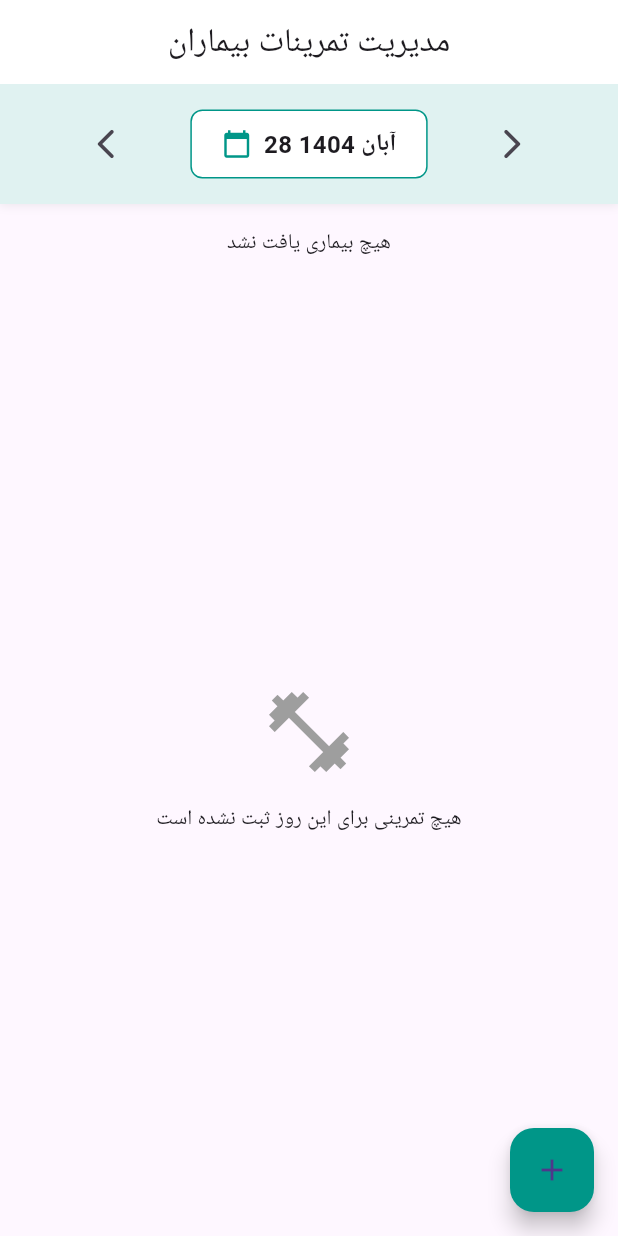
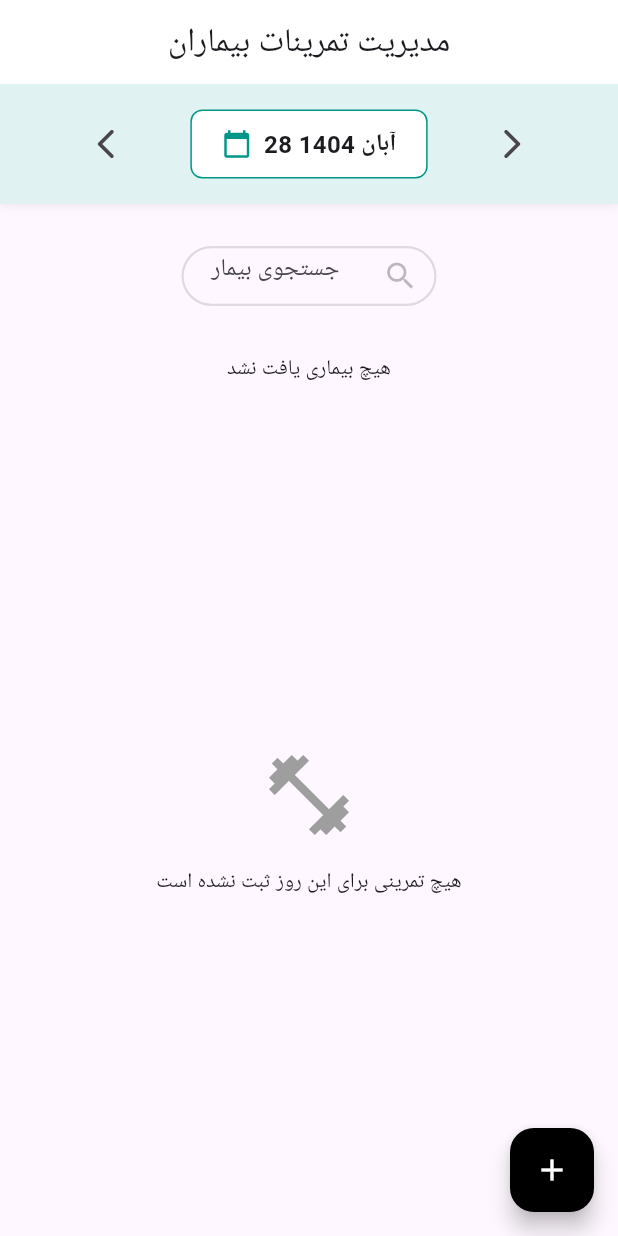
Before and after one commit to Yunis-rgbdev/physio-frontend, a Flutter app: the PhysioTasksPage screen opened directly, after a tap on the "add" icon, on a phone screen of 412 x 824 dp. Run offline on Flutter 3.47's test engine with Material 3 defaults, Android fonts, the light colour scheme and no system bars; our stand-ins replace dio, get, get_storage, shamsi_date, sidebarx; missing offline and left inert: persian_datetime_picker, persian_fonts; accounts and stored records are empty; network calls fail.

Commit message:
updated task management page UI

```diff
--- a/lib/pages/operator/main_layout.dart
+++ b/lib/pages/operator/main_layout.dart
@@ -147,8 +147,8 @@ class OperatorMainLayout extends StatelessWidget {
                         // validator: loginController.validateNationalCode,
                         controller: _dcontroller.nationalCodeController,
                         decoration: InputDecoration(
-                          // labelText: 'جستجو',
-                          constraints: BoxConstraints.expand(height: isDesktop ? 40 : 40, width: isDesktop ? 250 : 170),
+                          // labelText: 'جستجو'
+                          constraints: BoxConstraints.expand(height: isDesktop ? 40 : 40, width: isDesktop ? 290 : 170),
                           floatingLabelBehavior: FloatingLabelBehavior.always,
                           floatingLabelStyle: PersianFonts.Shabnam.copyWith(
                             color: Color.fromRGBO(62, 104, 255, 1),
--- a/lib/pages/operator/tasking/task_management.dart
+++ b/lib/pages/operator/tasking/task_management.dart
@@ -49,27 +49,27 @@ class PhysioTasksPage extends StatelessWidget {
       }),
       floatingActionButton: FloatingActionButton(
         onPressed: () => _showAddTaskDialog(context, controller),
-        backgroundColor: Colors.teal,
-        child: const Icon(Icons.add),
+        backgroundColor: Colors.black,
+        child: const Icon(Icons.add, color: Colors.white,),
       ),
     );
   }
 
-  PreferredSizeWidget _buildDateBar(BuildContext context, AppBarBlurController _appController) {
-    return PreferredSize(
-      preferredSize:const Size.fromHeight(kToolbarHeight) ,
-      child: Obx(() {
-        final blur = _appController.blurValue;
-        final opacity = _appController.opacity;
+  // PreferredSizeWidget _buildDateBar(BuildContext context, AppBarBlurController _appController) {
+  //   return PreferredSize(
+  //     preferredSize:const Size.fromHeight(kToolbarHeight) ,
+  //     child: Obx(() {
+  //       final blur = _appController.blurValue;
+  //       final opacity = _appController.opacity;
 
-        return AppBar(
-          backgroundColor: Colors.white.withOpacity(opacity),
-          elevation: 0,
-          automaticallyImplyLeading: false,
-        );
-      }),
-    );
-  }
+  //       return AppBar(
+  //         backgroundColor: Colors.white.withOpacity(opacity),
+  //         elevation: 0,
+  //         automaticallyImplyLeading: false,
+  //       );
+  //     }),
+  //   );
+  // }
 
   PreferredSizeWidget _buildAppBar(BuildContext context, AppBarBlurController _appController) {
     return PreferredSize(
@@ -228,15 +228,87 @@ class _DateSelector extends StatelessWidget {
 class _PatientSelector extends StatelessWidget {
   final PhysioTasksController controller;
 
+
   const _PatientSelector({required this.controller});
 
   @override
   Widget build(BuildContext context) {
+    double width = MediaQuery.of(context).size.width;
+    bool isDesktop;
+    if (width > 720) {
+      isDesktop = true;
+    } else {
+      isDesktop = false;
+    }
+
     return Obx(() {
       if (controller.patients.isEmpty) {
-        return const Padding(
-          padding: EdgeInsets.all(16),
-          child: Text('هیچ بیماری یافت نشد'),
+        return Column(
+          children: [
+            const SizedBox(height: 12,),
+
+
+            Padding(
+              padding: EdgeInsets.symmetric(vertical: 16, horizontal: 16),
+              child: TextFormField(
+                        // onChanged: (value) => loginController.nationalCode.value = value,
+                        // validator: loginController.validateNationalCode,
+                        // controller: _dcontroller.nationalCodeController,
+                        decoration: InputDecoration(
+                          // labelText: 'جستجو'
+                          constraints: BoxConstraints.expand(height: isDesktop ? 40 : 40, width: isDesktop ? 290 : 170),
+                          floatingLabelBehavior: FloatingLabelBehavior.always,
+                          floatingLabelStyle: PersianFonts.Shabnam.copyWith(
+                            color: Color.fromRGBO(62, 104, 255, 1),
+                            fontWeight: FontWeight.bold,
+                            fontSize: 18,
+                          ),
+                          hintText: 'جستجوی بیمار',
+                          hintStyle: PersianFonts.Shabnam.copyWith(color: Colors.black26, fontSize: 16),
+                          labelStyle: PersianFonts.Shabnam.copyWith(color: Colors.black26),
+                          contentPadding: EdgeInsets.symmetric( horizontal: 16, vertical: 16),
+                          suffixIcon: IconButton(
+                            padding: EdgeInsets.zero, // ensures correct alignment
+                            icon: Icon(Icons.search, size: 24),
+                            onPressed: () {
+                              // _dcontroller.searchPatient(
+                              // _dcontroller.nationalCodeController.text,
+                              // );
+                            },
+                          ),
+
+
+                          suffixIconColor: Colors.black26,
+                          border: OutlineInputBorder(borderRadius: BorderRadius.circular(50)),
+                          focusedErrorBorder: OutlineInputBorder(
+                          borderRadius: BorderRadius.circular(50),
+                          borderSide: BorderSide(color: Colors.red, width: 1)
+
+                        ),
+                        enabledBorder: OutlineInputBorder(
+                          borderRadius: BorderRadius.circular(32),
+                          borderSide: BorderSide(
+                            color: Colors.black12,
+                            width: 1.5,
+                          ),
+                        ),
+                        errorBorder: OutlineInputBorder(
+                          borderRadius: BorderRadius.circular(50),
+                          borderSide: BorderSide(color: Colors.red, width: 1)
+                        ),
+                        errorStyle: PersianFonts.Shabnam.copyWith(),
+                        focusedBorder: OutlineInputBorder(
+                          borderRadius: BorderRadius.circular(50),
+                          borderSide: BorderSide(color: Color.fromRGBO(62, 104, 255, 1), width: 1)
+                        ),
+                      ),
+                  ),
+            ),
+            Padding(
+              padding: EdgeInsets.all(16),
+              child: Text('هیچ بیماری یافت نشد', style: PersianFonts.Shabnam.copyWith(fontSize: 18)),
+            ),
+          ],
         );
       }
 
```
